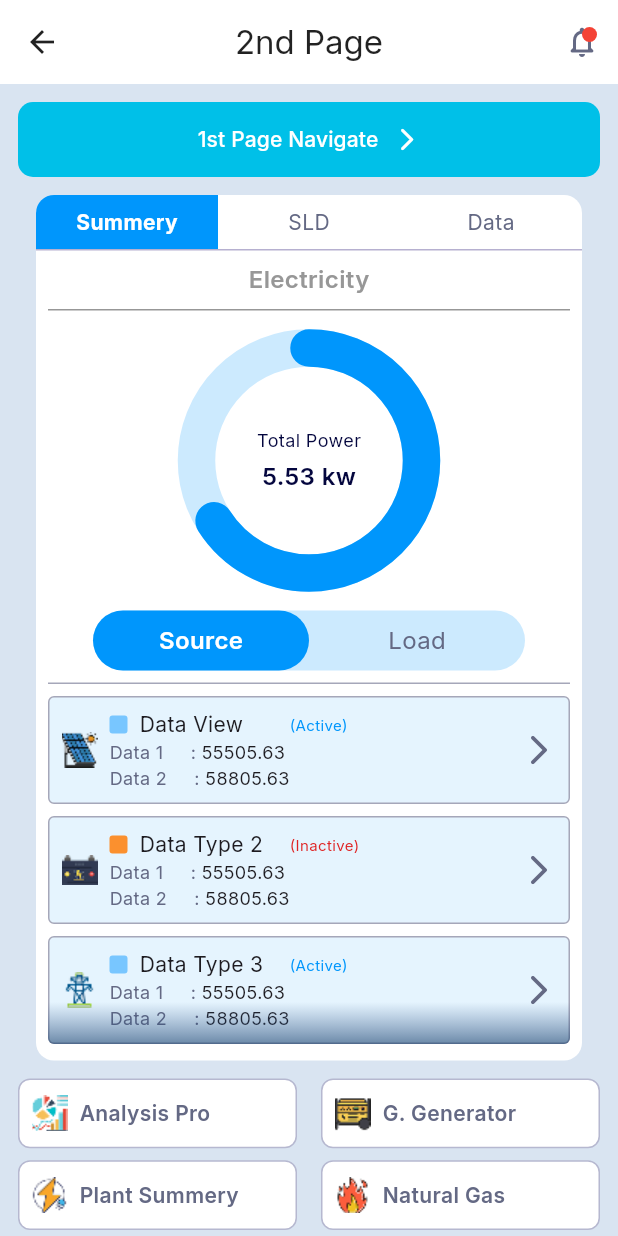
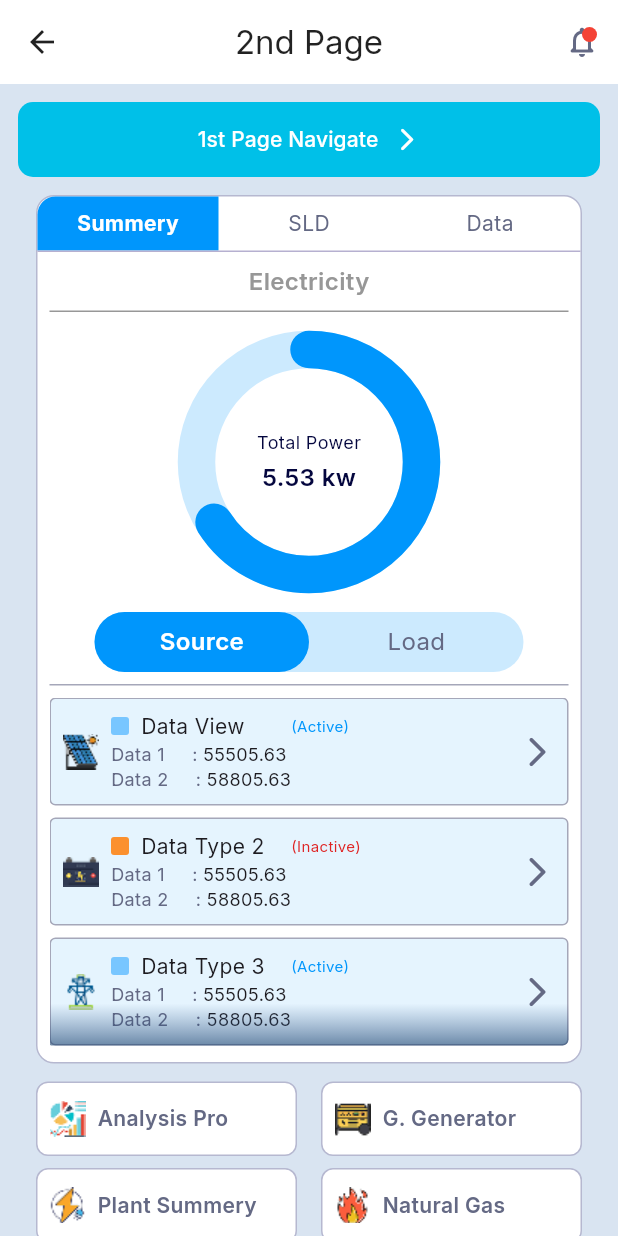
Before and after one commit to Maksaline/SCube-Recruitment-Task, a Flutter app: the SecondScreen screen opened directly, on a phone screen of 412 x 824 dp. Run offline on Flutter 3.47's test engine with Material 3 defaults, Android fonts, the phone set to English and light mode, and no system bars; our stand-ins replace flutter_svg, google_fonts.

Commit message:
Final Touch Up...

```diff
--- a/lib/screens/second_screen.dart
+++ b/lib/screens/second_screen.dart
@@ -72,12 +72,14 @@ class _SecondScreenState extends State<SecondScreen> {
               SizedBox(height: 12,),
               buildMainContainer(context),
               SizedBox(height: 12,),
-              GridView.builder(
+              Padding(
+                padding: const EdgeInsets.symmetric(horizontal: 12.0),
+                child: GridView.builder(
                   shrinkWrap: true,
                   physics: const NeverScrollableScrollPhysics(),
                   gridDelegate: const SliverGridDelegateWithFixedCrossAxisCount(
                     crossAxisCount: 2,
-                  childAspectRatio: 4,
+                    childAspectRatio: 3.5,
                     mainAxisSpacing: 8,
                     crossAxisSpacing: 16,
                   ),
@@ -92,7 +94,7 @@ class _SecondScreenState extends State<SecondScreen> {
                           width: 1,
                         )
                       ),
-                    padding: EdgeInsets.all(8),
+                      padding: EdgeInsets.only(left: 8,),
                       child: Row(
                         mainAxisAlignment: MainAxisAlignment.start,
                         crossAxisAlignment: CrossAxisAlignment.center,
@@ -104,15 +106,18 @@ class _SecondScreenState extends State<SecondScreen> {
                             fit: BoxFit.contain,
                           ),
                           SizedBox(width: 8),
-                        Text(
+                          Expanded(
+                            child: Text(
                               grids[index].title,
                               style: TextStyle(fontSize: 14, fontWeight: FontWeight.w600, color: Color(0xFF646984)),
                               overflow: TextOverflow.ellipsis,
+                            ),
                           ),
                         ],
                       ),
                     );
                   },
+                ),
               )
             ],
           ),
@@ -127,6 +132,7 @@ class _SecondScreenState extends State<SecondScreen> {
       decoration: BoxDecoration(
         color: Colors.white,
         borderRadius: BorderRadius.circular(12),
+        border: Border.all(color: Color(0xFFB6B8D0), width: 1),
       ),
       margin: EdgeInsets.symmetric(horizontal: 12),
       child: Column(
```
Also changed, not shown: 1 other file. Lines whose indentation alone changed are shown as unchanged.
